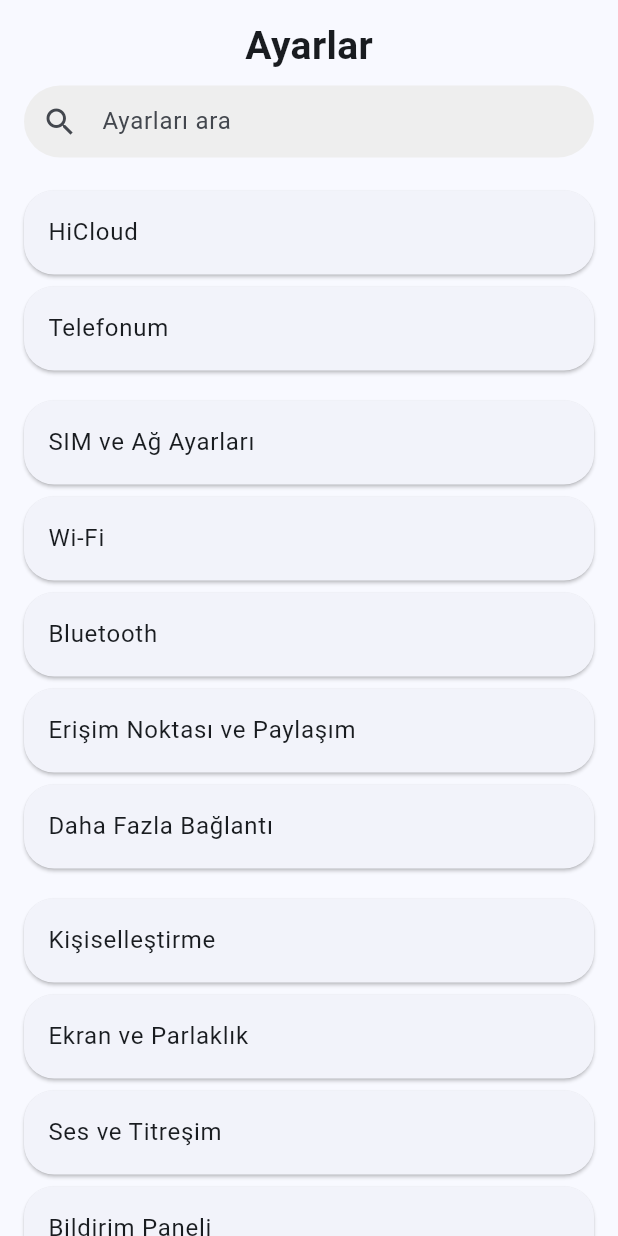
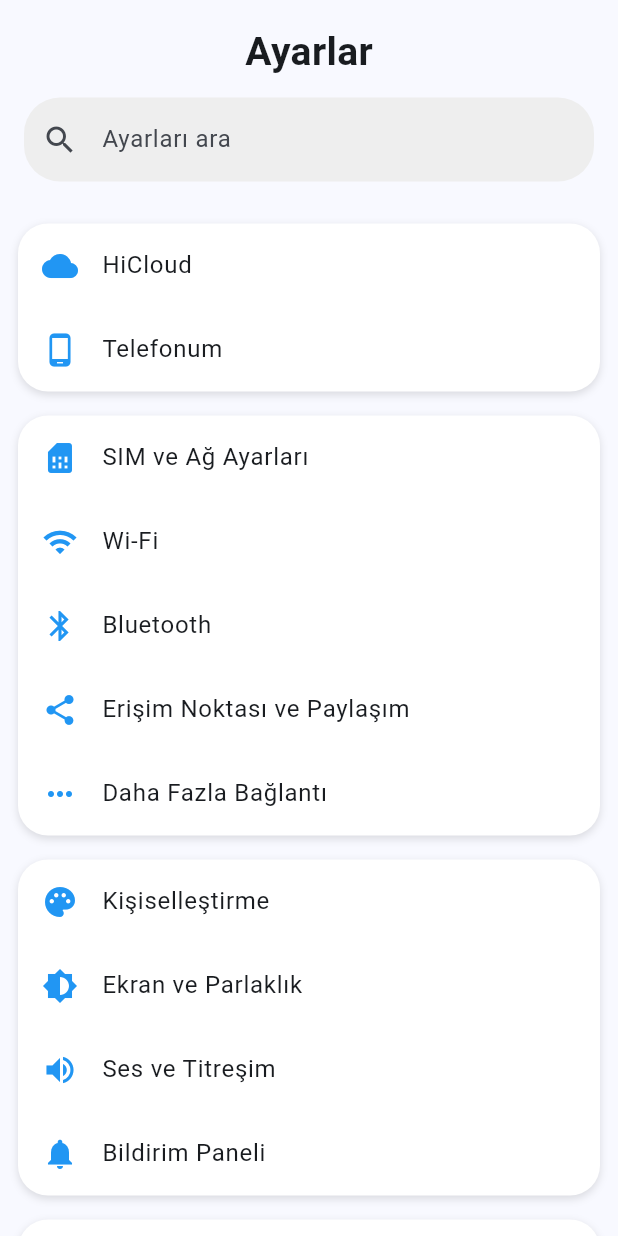
Before and after one commit to nsibvlizad-hub/Sin, a Flutter app: the screen it shows after launch, on a phone screen of 412 x 824 dp. Run offline on Flutter 3.47's test engine with Material 3 defaults, Android fonts, the phone set to English and light mode, and no system bars; our stand-ins replace shared_preferences; missing offline and left inert: android_intent_plus.

Commit message:
Update main.dart

```diff
--- a/lib/main.dart
+++ b/lib/main.dart
@@ -1,6 +1,5 @@
 import 'package:flutter/material.dart';
 import 'package:android_intent_plus/android_intent.dart';
-import 'package:android_intent_plus/flag.dart';
 
 void main() {
   runApp(const MyApp());
@@ -13,135 +12,162 @@ class MyApp extends StatelessWidget {
   Widget build(BuildContext context) {
     return MaterialApp(
       debugShowCheckedModeBanner: false,
-      title: 'Ayarlar',
+      title: "Ayarlar",
       theme: ThemeData(
         useMaterial3: true,
-        colorScheme: ColorScheme.fromSeed(seedColor: Colors.blue),
+        colorSchemeSeed: Colors.blue,
       ),
       home: const SettingsPage(),
     );
   }
 }
 
-class SettingsPage extends StatelessWidget {
+class SettingsPage extends StatefulWidget {
   const SettingsPage({super.key});
 
-  void openSystemSetting(String action) {
-    final intent = AndroidIntent(
-      action: action,
-      flags: <int>[Flag.FLAG_ACTIVITY_NEW_TASK],
-    );
-    intent.launch();
+  @override
+  State<SettingsPage> createState() => _SettingsPageState();
 }
 
-  @override
-  Widget build(BuildContext context) {
-    final List<List<Map<String, dynamic>>> groups = [
+class _SettingsPageState extends State<SettingsPage> {
+  final TextEditingController _searchController = TextEditingController();
+
+  // Tüm kategoriler
+  final List<List<Map<String, dynamic>>> groupedCategories = [
     // Grup 1 (2 kategori)
     [
-        {'title': 'HiCloud', 'action': 'android.settings.CLOUD_SETTINGS'},
-        {'title': 'Telefonum', 'page': const TelefonumPage()},
+      {"title": "HiCloud", "icon": Icons.cloud, "action": "android.settings.CLOUD_SETTINGS"},
+      {"title": "Telefonum", "icon": Icons.phone_android, "action": "custom_phone"},
     ],
 
     // Grup 2 (5 kategori)
     [
-        {'title': 'SIM ve Ağ Ayarları', 'action': 'android.settings.NETWORK_OPERATOR_SETTINGS'},
-        {'title': 'Wi-Fi', 'action': 'android.settings.WIFI_SETTINGS'},
-        {'title': 'Bluetooth', 'action': 'android.settings.BLUETOOTH_SETTINGS'},
-        {'title': 'Erişim Noktası ve Paylaşım', 'action': 'android.settings.TETHER_SETTINGS'},
-        {'title': 'Daha Fazla Bağlantı', 'action': 'android.settings.AIRPLANE_MODE_SETTINGS'},
+      {"title": "SIM ve Ağ Ayarları", "icon": Icons.sim_card, "action": "android.settings.NETWORK_OPERATOR_SETTINGS"},
+      {"title": "Wi-Fi", "icon": Icons.wifi, "action": "android.settings.WIFI_SETTINGS"},
+      {"title": "Bluetooth", "icon": Icons.bluetooth, "action": "android.settings.BLUETOOTH_SETTINGS"},
+      {"title": "Erişim Noktası ve Paylaşım", "icon": Icons.share, "action": "android.settings.TETHER_SETTINGS"},
+      {"title": "Daha Fazla Bağlantı", "icon": Icons.more_horiz, "action": "android.settings.DATA_ROAMING_SETTINGS"},
     ],
 
     // Grup 3 (4 kategori)
     [
-        {'title': 'Kişiselleştirme', 'action': 'android.settings.HOME_SETTINGS'},
-        {'title': 'Ekran ve Parlaklık', 'action': 'android.settings.DISPLAY_SETTINGS'},
-        {'title': 'Ses ve Titreşim', 'action': 'android.settings.SOUND_SETTINGS'},
-        {'title': 'Bildirim Paneli', 'action': 'android.settings.NOTIFICATION_SETTINGS'},
+      {"title": "Kişiselleştirme", "icon": Icons.palette, "action": "android.settings.HOME_SETTINGS"},
+      {"title": "Ekran ve Parlaklık", "icon": Icons.brightness_6, "action": "android.settings.DISPLAY_SETTINGS"},
+      {"title": "Ses ve Titreşim", "icon": Icons.volume_up, "action": "android.settings.SOUND_SETTINGS"},
+      {"title": "Bildirim Paneli", "icon": Icons.notifications, "action": "android.settings.NOTIFICATION_SETTINGS"},
     ],
 
     // Grup 4 (5 kategori)
     [
-        {'title': 'Parola ve Güvenlik', 'action': 'android.settings.SECURITY_SETTINGS'},
-        {'title': 'Gizlilik', 'action': 'android.settings.PRIVACY_SETTINGS'},
-        {'title': 'Depolama', 'action': 'android.settings.INTERNAL_STORAGE_SETTINGS'},
-        {'title': 'Uygulama Yönetimi', 'action': 'android.settings.MANAGE_APPLICATIONS_SETTINGS'},
-        {'title': 'Konum', 'action': 'android.settings.LOCATION_SOURCE_SETTINGS'},
+      {"title": "Parola ve Güvenlik", "icon": Icons.lock, "action": "android.settings.SECURITY_SETTINGS"},
+      {"title": "Gizlilik", "icon": Icons.privacy_tip, "action": "android.settings.PRIVACY_SETTINGS"},
+      {"title": "Depolama", "icon": Icons.sd_storage, "action": "android.settings.INTERNAL_STORAGE_SETTINGS"},
+      {"title": "Uygulama Yönetimi", "icon": Icons.apps, "action": "android.settings.APPLICATION_SETTINGS"},
+      {"title": "Konum", "icon": Icons.location_on, "action": "android.settings.LOCATION_SOURCE_SETTINGS"},
     ],
 
     // Grup 5 (3 kategori)
     [
-        {'title': 'Batarya Laboratuvarı', 'action': 'android.settings.BATTERY_SAVER_SETTINGS'},
-        {'title': 'Dijital Denge ve Ebeveyn', 'action': 'android.settings.DIGITAL_DEVICE_CONTROLS_SETTINGS'},
-        {'title': 'Ekstra Özellikler', 'action': 'android.settings.ACCESSIBILITY_SETTINGS'},
+      {"title": "Batarya Laboratuvarı", "icon": Icons.battery_full, "action": "android.settings.BATTERY_SAVER_SETTINGS"},
+      {"title": "Dijital Denge", "icon": Icons.timelapse, "action": "android.settings.DIGITAL_WELLBEING_SETTINGS"},
+      {"title": "Ekstra Özellikler", "icon": Icons.extension, "action": "android.settings.MANAGE_DEFAULT_APPS_SETTINGS"},
     ],
 
     // Grup 6 (3 kategori)
     [
-        {'title': 'Kullanıcılar ve Hesaplar', 'action': 'android.settings.ADD_ACCOUNT_SETTINGS'},
-        {'title': 'Güvenlik ve Acil Durum', 'action': 'android.settings.SECURITY_SETTINGS'},
-        {'title': 'Google', 'action': 'android.settings.GOOGLE_SETTINGS'},
+      {"title": "Kullanıcılar ve Hesaplar", "icon": Icons.people, "action": "android.settings.SYNC_SETTINGS"},
+      {"title": "Güvenlik ve Acil Durum", "icon": Icons.warning, "action": "android.settings.SETTINGS"},
+      {"title": "Google", "icon": Icons.g_mobiledata, "action": "android.settings.GOOGLE_SETTINGS"},
     ],
 
     // Grup 7 (1 kategori)
     [
-        {'title': 'Sistem', 'action': 'android.settings.SETTINGS'},
+      {"title": "Sistem", "icon": Icons.system_update, "action": "android.settings.SETTINGS"},
     ],
   ];
 
+  @override
+  Widget build(BuildContext context) {
     return Scaffold(
       body: SafeArea(
         child: Column(
           children: [
-            const SizedBox(height: 12),
+            const SizedBox(height: 16),
             const Text(
               "Ayarlar",
               style: TextStyle(fontSize: 26, fontWeight: FontWeight.bold),
             ),
-            const SizedBox(height: 8),
+            const SizedBox(height: 12),
+
+            // 🔍 Arama Çubuğu
             Padding(
               padding: const EdgeInsets.symmetric(horizontal: 16),
               child: TextField(
+                controller: _searchController,
                 decoration: InputDecoration(
                   hintText: "Ayarları ara",
                   prefixIcon: const Icon(Icons.search),
                   filled: true,
                   fillColor: Colors.grey[200],
-                  contentPadding: const EdgeInsets.symmetric(vertical: 0),
                   border: OutlineInputBorder(
                     borderRadius: BorderRadius.circular(24),
                     borderSide: BorderSide.none,
                   ),
                 ),
+                onChanged: (value) {
+                  setState(() {});
+                },
               ),
             ),
-            const SizedBox(height: 12),
+            const SizedBox(height: 16),
+
+            // Liste
             Expanded(
               child: ListView.builder(
-                itemCount: groups.length,
+                padding: const EdgeInsets.all(12),
+                itemCount: groupedCategories.length,
                 itemBuilder: (context, groupIndex) {
-                  final group = groups[groupIndex];
-                  return Padding(
-                    padding: const EdgeInsets.symmetric(horizontal: 12, vertical: 6),
+                  final group = groupedCategories[groupIndex]
+                      .where((item) => item["title"]
+                          .toLowerCase()
+                          .contains(_searchController.text.toLowerCase()))
+                      .toList();
+
+                  if (group.isEmpty) return const SizedBox.shrink();
+
+                  return Container(
+                    margin: const EdgeInsets.only(bottom: 16),
+                    decoration: BoxDecoration(
+                      color: Colors.white,
+                      borderRadius: BorderRadius.circular(20),
+                      boxShadow: const [
+                        BoxShadow(
+                          blurRadius: 4,
+                          color: Colors.black12,
+                          offset: Offset(0, 2),
+                        )
+                      ],
+                    ),
                     child: Column(
                       children: group.map((item) {
-                        return Card(
-                          shape: RoundedRectangleBorder(
-                            borderRadius: BorderRadius.circular(20),
-                          ),
-                          child: ListTile(
-                            title: Text(item['title']),
+                        return ListTile(
+                          leading: Icon(item["icon"], color: Colors.blue),
+                          title: Text(item["title"]),
                           onTap: () {
-                              if (item.containsKey('page')) {
+                            if (item["action"] == "custom_phone") {
                               Navigator.push(
                                 context,
-                                  MaterialPageRoute(builder: (_) => item['page']),
+                                MaterialPageRoute(
+                                  builder: (_) => const PhoneInfoPage(),
+                                ),
                               );
                             } else {
-                                openSystemSetting(item['action']);
+                              final intent = AndroidIntent(
+                                action: item["action"],
+                              );
+                              intent.launch();
                             }
                           },
-                          ),
                         );
                       }).toList(),
                     ),
@@ -156,42 +182,44 @@ class SettingsPage extends StatelessWidget {
   }
 }
 
-class TelefonumPage extends StatelessWidget {
-  const TelefonumPage({super.key});
-
-  final List<Map<String, String>> infos = const [
-    {"title": "Android Sürümü", "value": "16"},
-    {"title": "HiOS Sürümü", "value": "HiOS 16"},
-    {"title": "Model", "value": "TECNO Spark Go 2024"},
-    {"title": "RAM", "value": "4 GB"},
-    {"title": "Dahili Depolama", "value": "128 GB"},
-    {"title": "Knox", "value": "Aktif"},
-    {"title": "Yapım Numarası", "value": "QP1A.190711.020"},
-    {"title": "Android Güvenlik Yaması", "value": "1 Ağustos 2025"},
-    {"title": "Çekirdek Sürümü", "value": "5.10.149-g3f8a0a1-dirty (gcc 9.3.0)"},
-    {"title": "Baseband Sürümü", "value": "MOLY.LR12A.R3.MP.V110.2.P21"},
-    {"title": "CPU", "value": "MediaTek Helio A22 (Quad-core 2.0 GHz)"},
-    {"title": "IMEI (Slot 1)", "value": "356789123456789"},
-    {"title": "IMEI (Slot 2)", "value": "356789123456780"},
-  ];
+class PhoneInfoPage extends StatelessWidget {
+  const PhoneInfoPage({super.key});
 
   @override
   Widget build(BuildContext context) {
     return Scaffold(
-      appBar: AppBar(
-        title: const Text("Telefonum"),
-      ),
-      body: ListView.separated(
-        itemCount: infos.length,
-        separatorBuilder: (_, __) => const Divider(height: 1),
-        itemBuilder: (context, index) {
-          final item = infos[index];
-          return ListTile(
-            title: Text(item["title"]!),
-            trailing: Text(item["value"]!),
-          );
-        },
+      appBar: AppBar(title: const Text("Telefonum")),
+      body: ListView(
+        padding: const EdgeInsets.all(16),
+        children: const [
+          InfoTile(title: "Android Sürümü", value: "16"),
+          InfoTile(title: "HiOS Sürümü", value: "16.0"),
+          InfoTile(title: "Cihaz Modeli", value: "TECNO Spark Go 2024"),
+          InfoTile(title: "RAM", value: "6 GB"),
+          InfoTile(title: "Dahili Depolama", value: "128 GB"),
+          InfoTile(title: "Knox", value: "Aktif"),
+          InfoTile(title: "Yapı Numarası", value: "SPARK_GO_16.0_STABLE"),
+          InfoTile(title: "Güvenlik Yaması", value: "1 Ağustos 2025"),
+          InfoTile(title: "Çekirdek Sürümü", value: "5.15.89"),
+          InfoTile(title: "Baseband", value: "MOLY.LR12.W22"),
+          InfoTile(title: "CPU", value: "Octa-Core 2.0GHz"),
+          InfoTile(title: "IMEI", value: "352345678901234"),
+        ],
       ),
     );
   }
 }
+
+class InfoTile extends StatelessWidget {
+  final String title;
+  final String value;
+  const InfoTile({super.key, required this.title, required this.value});
+
+  @override
+  Widget build(BuildContext context) {
+    return ListTile(
+      title: Text(title),
+      trailing: Text(value, style: const TextStyle(fontWeight: FontWeight.bold)),
+    );
+  }
+}
```
Lines whose indentation alone changed are shown as unchanged.
